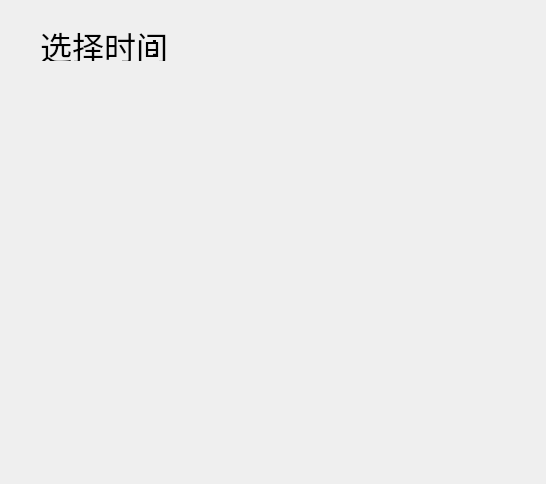
The window that pickresultdiagram.ui (EsZHU/QtExamSystem) describes before a commit, drawn with Qt 5.
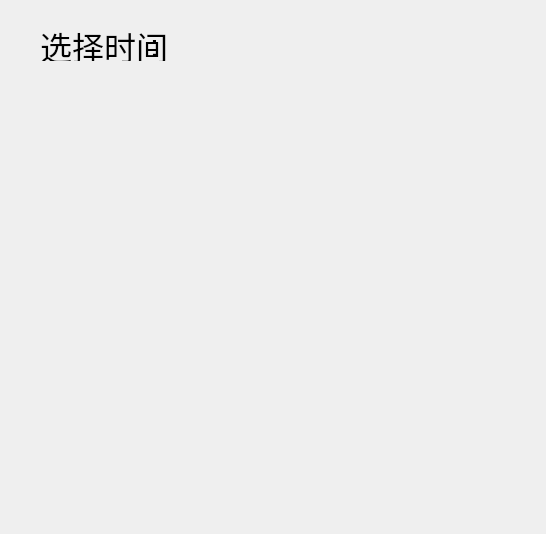
The same window after the commit.

Patch:
```diff
--- a/pickresultdiagram.ui
+++ b/pickresultdiagram.ui
@@ -7,9 +7,21 @@
     <x>0</x>
     <y>0</y>
     <width>546</width>
-    <height>484</height>
+    <height>534</height>
    </rect>
   </property>
+  <property name="minimumSize">
+   <size>
+    <width>546</width>
+    <height>534</height>
+   </size>
+  </property>
+  <property name="maximumSize">
+   <size>
+    <width>546</width>
+    <height>534</height>
+   </size>
+  </property>
   <property name="windowTitle">
    <string>本次选人结果</string>
   </property>
@@ -19,7 +31,7 @@
      <x>9</x>
      <y>79</y>
      <width>531</width>
-     <height>391</height>
+     <height>441</height>
     </rect>
    </property>
   </widget>
```
